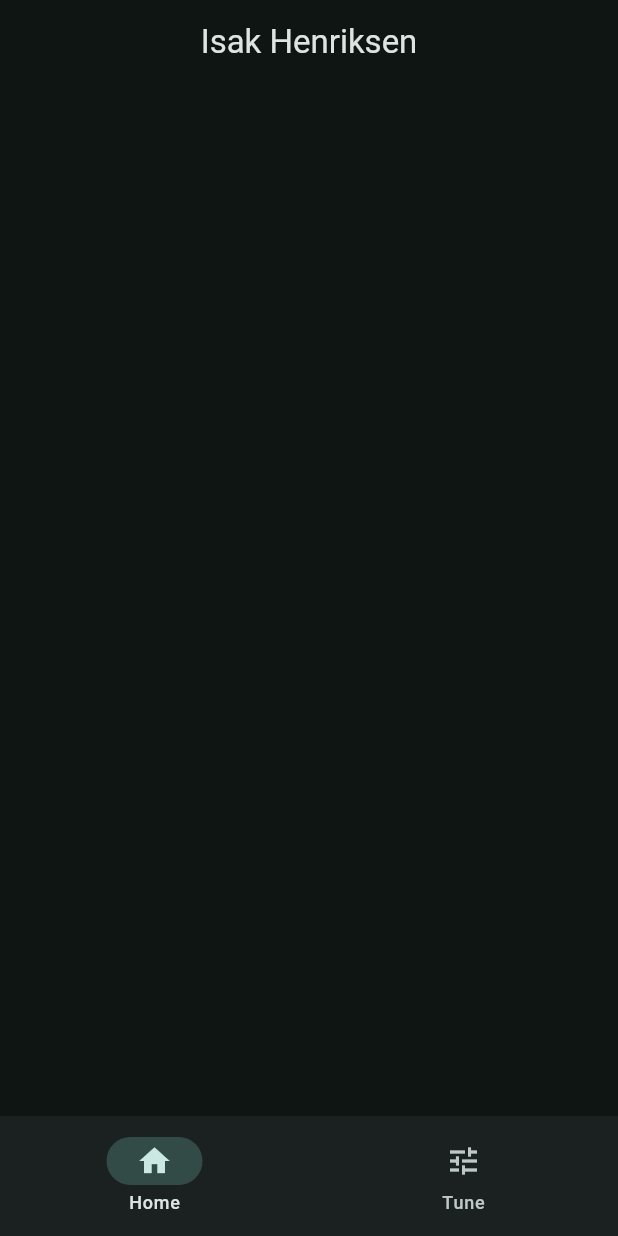
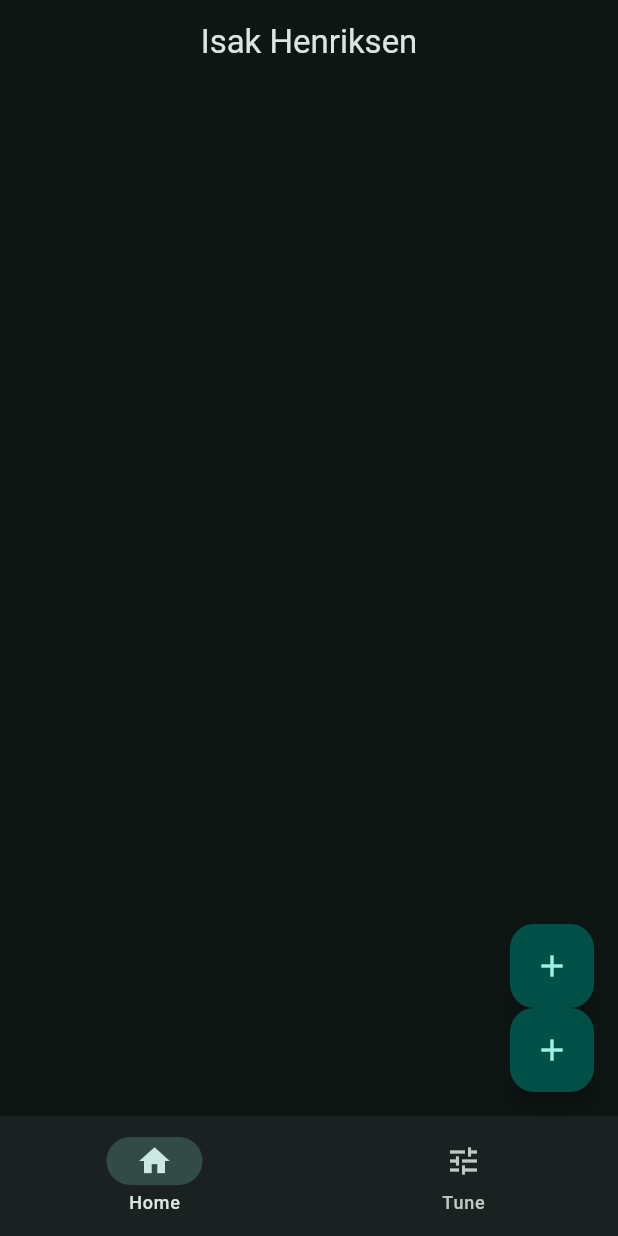
Before and after one commit to IsakBH/niche_app, a Flutter app: the screen it shows after launch, on a phone screen of 412 x 824 dp. Run offline on Flutter 3.47's test engine with Material 3 defaults, Android fonts, the phone set to English and light mode, and no system bars.

Commit message:
floating action button ;) det er stilig. kunne brukt de her til masse greier, så ser frem til å finne noe gode bruksområder til de :)

```diff
--- a/lib/main.dart
+++ b/lib/main.dart
@@ -19,11 +19,32 @@ class MyApp extends StatelessWidget {
       ),
       home: Scaffold(
         appBar: AppBar(title: Text('Isak Henriksen'), centerTitle: true),
+
+        floatingActionButton: Column(
+          mainAxisSize: MainAxisSize.min,
+          children: [
+            FloatingActionButton(
+              onPressed: () {
+                print("Test");
+              },
+              child: Icon(Icons.add),
+            ),
+            FloatingActionButton(
+              onPressed: () {
+                print("Test men det er den andre knappen ;)");
+              },
+              child: Icon(Icons.add),
+            ),
+          ],
+        ),
+
         bottomNavigationBar: NavigationBar(
           destinations: [
             NavigationDestination(icon: Icon(Icons.home), label: "Home"),
             NavigationDestination(icon: Icon(Icons.tune), label: "Tune"),
           ],
+          selectedIndex: 0,
+          onDestinationSelected: (int value) {},
         ),
       ),
     );
```
